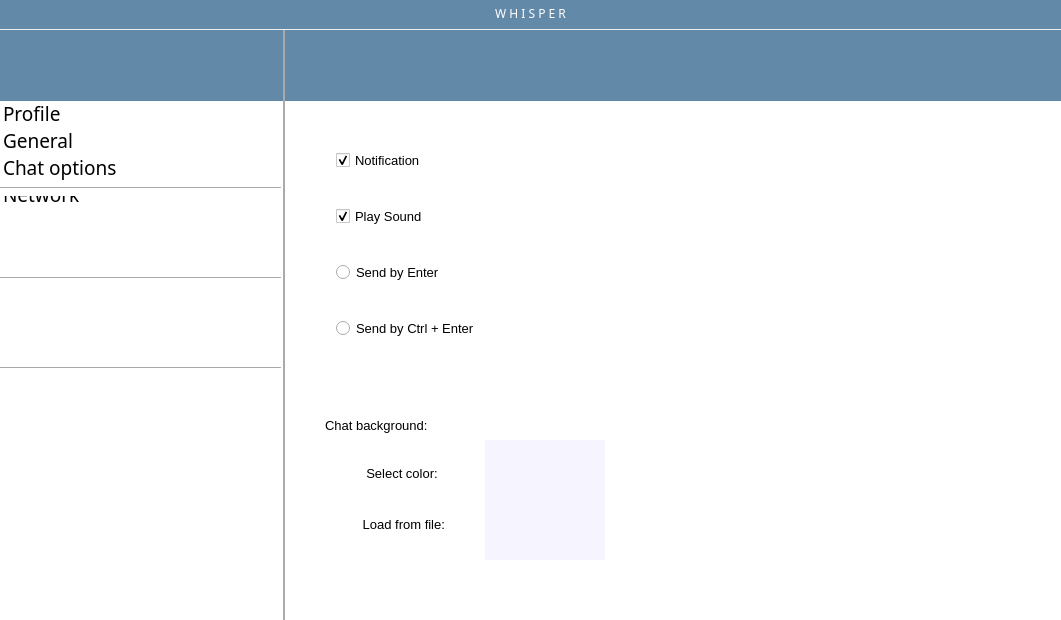
Qt form Client/client.ui (a-mkrv/Chat) before a commit.
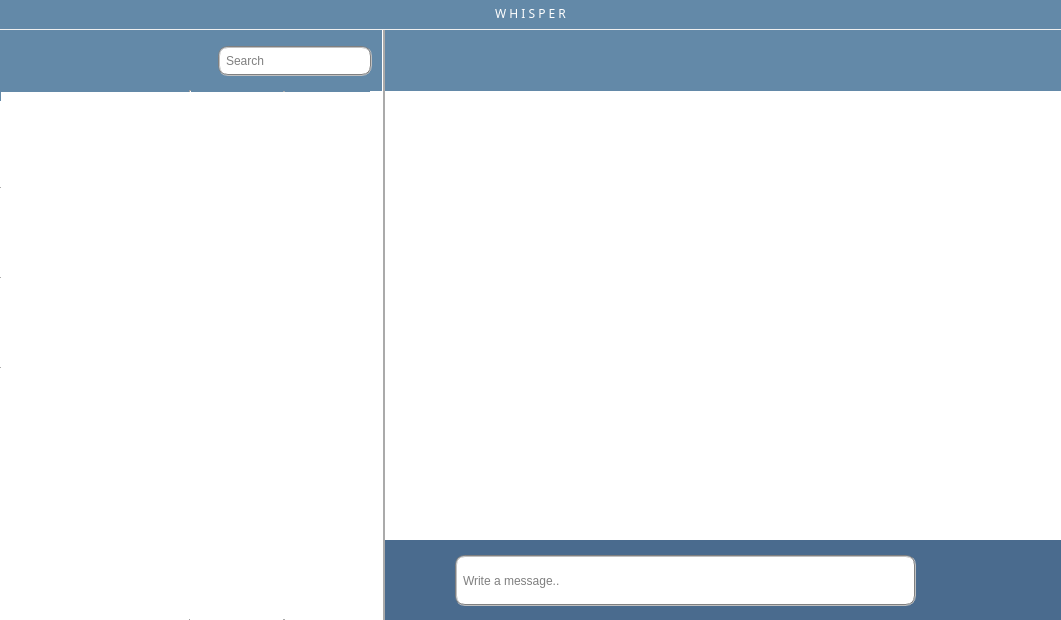
The same form after that commit. Icons and pictures are not drawn.

Commit message: Added search in contacts + chat window options.

Patch:
```diff
--- a/Client/client.ui
+++ b/Client/client.ui
@@ -276,7 +276,7 @@
      <enum>QListView::SinglePass</enum>
     </property>
     <property name="spacing">
-     <number>3</number>
+     <number>2</number>
     </property>
     <property name="viewMode">
      <enum>QListView::ListMode</enum>
@@ -1260,7 +1260,7 @@
      </size>
     </property>
     <property name="styleSheet">
-     <string notr="true">background-color: #f6f4ff</string>
+     <string notr="true">background-color: rgb(255, 255, 255);</string>
     </property>
     <property name="text">
      <string/>
@@ -1443,6 +1443,29 @@
      <bool>false</bool>
     </property>
    </widget>
+   <widget class="QListWidget" name="search_list">
+    <property name="geometry">
+     <rect>
+      <x>-1</x>
+      <y>90</y>
+      <width>383</width>
+      <height>531</height>
+     </rect>
+    </property>
+    <property name="frameShape">
+     <enum>QFrame::VLine</enum>
+    </property>
+    <property name="iconSize">
+     <size>
+      <width>90</width>
+      <height>90</height>
+     </size>
+    </property>
+    <property name="spacing">
+     <number>2</number>
+    </property>
+   </widget>
+   <zorder>widget_2</zorder>
    <zorder>line</zorder>
    <zorder>userList</zorder>
    <zorder>background_inder_list</zorder>
@@ -1459,7 +1482,7 @@
    <zorder>textBrowser</zorder>
    <zorder>search_label</zorder>
    <zorder>stackedWidget_2</zorder>
-   <zorder>widget_2</zorder>
+   <zorder>search_list</zorder>
   </widget>
   <action name="actionShowHideWindow">
    <property name="text">
```
The commit also changes 4 other files.
